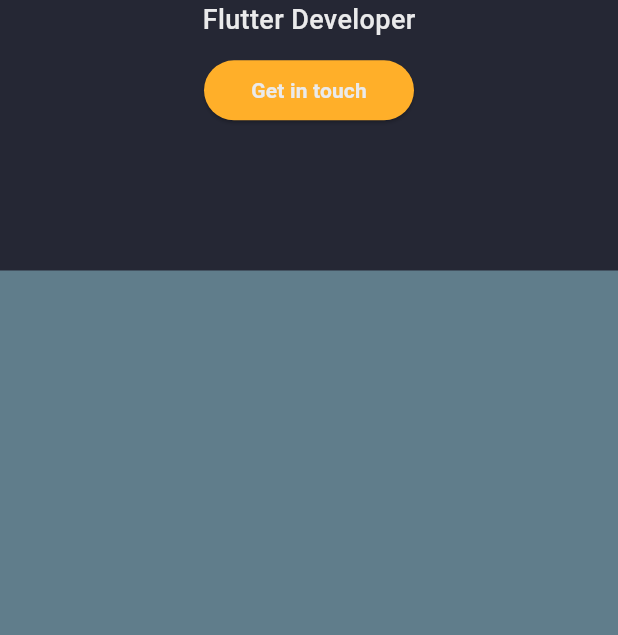
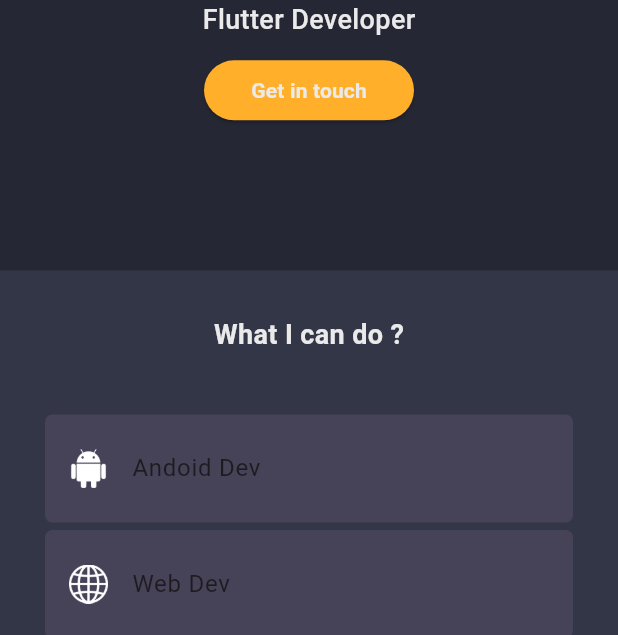
Before and after one commit to mohammed-swafvan/my_portfolio, a Flutter app: the screen it shows after launch, on a phone screen of 412 x 824 dp, the part 601-1236 px from its top. Run offline on Flutter 3.47's test engine with Material 3 defaults, Android fonts, the phone set to English and light mode, and no system bars.

Commit message:
skill section design is completed for mobile and desktop

```diff
--- a/lib/constants/custom_size.dart
+++ b/lib/constants/custom_size.dart
@@ -1,3 +1,4 @@
 class CustomSize {
   static const int minDesktopWidth = 620;
+  static const int medDesktopWidth = 800;
 }
--- a/lib/pages/home_page.dart
+++ b/lib/pages/home_page.dart
@@ -1,7 +1,6 @@
 import 'package:flutter/material.dart';
 import 'package:my_portfolio/constants/custom_colors.dart';
 import 'package:my_portfolio/constants/custom_size.dart';
-import 'package:my_portfolio/constants/skill_items.dart';
 import 'package:my_portfolio/widgets/drawer_mobile.dart';
 import 'package:my_portfolio/widgets/header_desktop.dart';
 import 'package:my_portfolio/widgets/header_mobile.dart';
--- a/lib/widgets/skills_mobile.dart
+++ b/lib/widgets/skills_mobile.dart
@@ -1,10 +1,71 @@
 import 'package:flutter/material.dart';
+import 'package:my_portfolio/constants/custom_colors.dart';
+import 'package:my_portfolio/constants/height_width.dart';
+import 'package:my_portfolio/constants/skill_items.dart';
 
 class SkillsMobile extends StatelessWidget {
   const SkillsMobile({super.key});
 
   @override
   Widget build(BuildContext context) {
-    return Container();
+    final double screenWidth = MediaQuery.of(context).size.width;
+    return Container(
+      padding: const EdgeInsets.all(30).copyWith(bottom: 60),
+      width: screenWidth,
+      color: CustomColors.bgLight1,
+      child: Column(
+        mainAxisSize: MainAxisSize.min,
+        children: [
+          // Title
+          const Text(
+            "What I can do ?",
+            style: TextStyle(
+              fontSize: 18,
+              fontWeight: FontWeight.bold,
+              color: CustomColors.whitePrimary,
+            ),
+          ),
+          Heightwidth.hight40,
+          ConstrainedBox(
+            constraints: const BoxConstraints(maxWidth: 480),
+            child: Column(
+              children: [
+                // Platforms
+                for (int i = 0; i < SkillItems.platFormItems.length; i++)
+                  Container(
+                    margin: const EdgeInsets.only(bottom: 5),
+                    width: double.maxFinite,
+                    decoration: BoxDecoration(color: CustomColors.bgLight2, borderRadius: BorderRadius.circular(5)),
+                    child: ListTile(
+                      contentPadding: const EdgeInsets.symmetric(horizontal: 16, vertical: 8),
+                      leading: Image.asset(
+                        SkillItems.platFormItems[i]["img"],
+                        width: 26,
+                        height: 26,
+                      ),
+                      title: Text(SkillItems.platFormItems[i]["title"]),
+                    ),
+                  ),
+                Heightwidth.hight40,
+                // Skills
+                Wrap(
+                  alignment: WrapAlignment.center,
+                  spacing: 12,
+                  runSpacing: 12,
+                  children: [
+                    for (int i = 0; i < SkillItems.skillItems.length; i++)
+                      Chip(
+                        padding: const EdgeInsets.symmetric(vertical: 12, horizontal: 16),
+                        avatar: Image.asset(SkillItems.skillItems[i]["img"]),
+                        label: Text(SkillItems.skillItems[i]["title"]),
+                      ),
+                  ],
+                ),
+              ],
+            ),
+          ),
+        ],
+      ),
+    );
   }
 }
```
Also changed, not shown: lib/widgets/skills_desktop.dart (+6 -6 lines).
